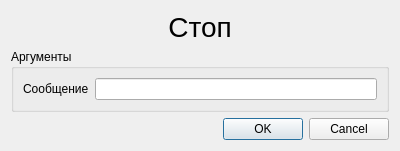
Above: KAMEditor/gui/commands/stopdialog.ui from Xtail96/SML before the change. Below: the same form after it.
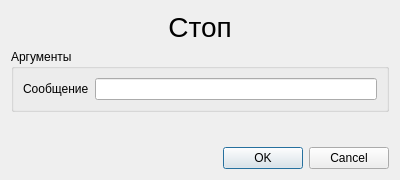
That is the form after the change.

Diff of the .ui file:
```diff
--- a/KAMEditor/gui/commands/stopdialog.ui
+++ b/KAMEditor/gui/commands/stopdialog.ui
@@ -7,7 +7,7 @@
     <x>0</x>
     <y>0</y>
     <width>400</width>
-    <height>150</height>
+    <height>180</height>
    </rect>
   </property>
   <property name="windowTitle">
@@ -60,6 +60,19 @@
      </layout>
     </widget>
    </item>
+   <item>
+    <spacer name="verticalSpacer">
+     <property name="orientation">
+      <enum>Qt::Vertical</enum>
+     </property>
+     <property name="sizeHint" stdset="0">
+      <size>
+       <width>20</width>
+       <height>100</height>
+      </size>
+     </property>
+    </spacer>
+   </item>
    <item>
     <widget class="QDialogButtonBox" name="buttonBox">
      <property name="orientation">
```
